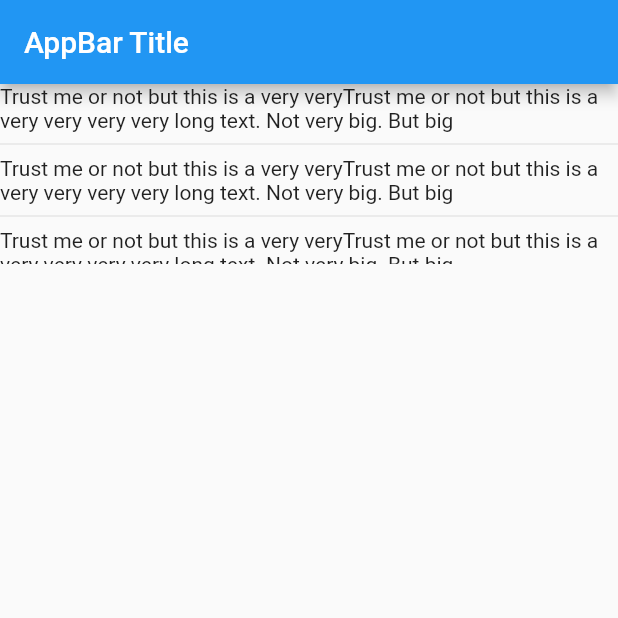
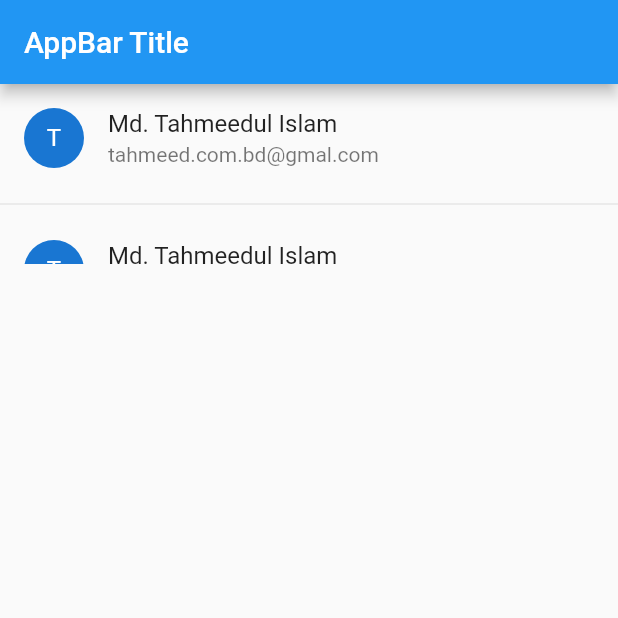
Before and after one commit to thetahmeed/Flutter, a Flutter app: the screen it shows after launch, on a phone screen of 412 x 824 dp, the top half of it. Run offline on Flutter 3.47's test engine with Material 2 defaults, Android fonts, the phone set to English and light mode, and no system bars.

Commit message:
ListTile, CircularAvatar, onTap

```diff
--- a/eleven/lib/main.dart
+++ b/eleven/lib/main.dart
@@ -35,11 +35,37 @@ class HomePage extends StatelessWidget {
         child: ListView(
           scrollDirection: Axis.vertical,
           children: [
-            Text(_longText,),
+            ListTile(
+              leading: CircleAvatar(
+                child: Text("T"),
+              ),
+              title: Text("Md. Tahmeedul Islam"),
+              subtitle: Text("tahmeed.com.bd@gmal.com"),
+              onTap: (){},
+            ),
+
             Divider(),
-            Text(_longText,),
+
+            ListTile(
+              leading: CircleAvatar(
+                child: Text("T"),
+              ),
+              title: Text("Md. Tahmeedul Islam"),
+              subtitle: Text("tahmeed.com.bd@gmal.com"),
+              onTap: (){},
+            ),
+
             Divider(),
-            Text(_longText,),
+
+            ListTile(
+              leading: CircleAvatar(
+                child: Text("T"),
+              ),
+              title: Text("Md. Tahmeedul Islam"),
+              subtitle: Text("tahmeed.com.bd@gmal.com"),
+              onTap: (){},
+            ),
+
           ],
         ),
       ),
```
